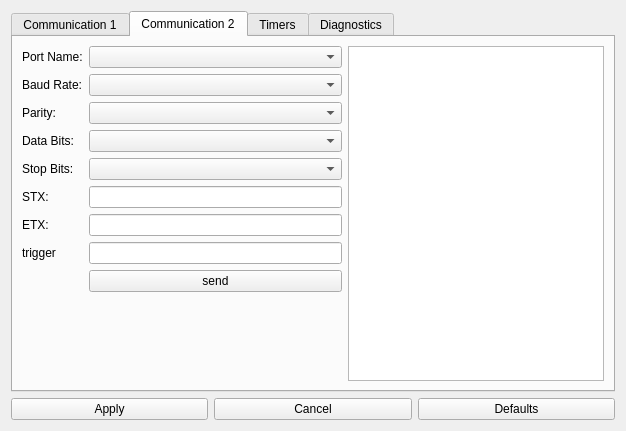
Qt form src/gui/SettingsWindow.ui (orkiman/MachineController) before a commit.
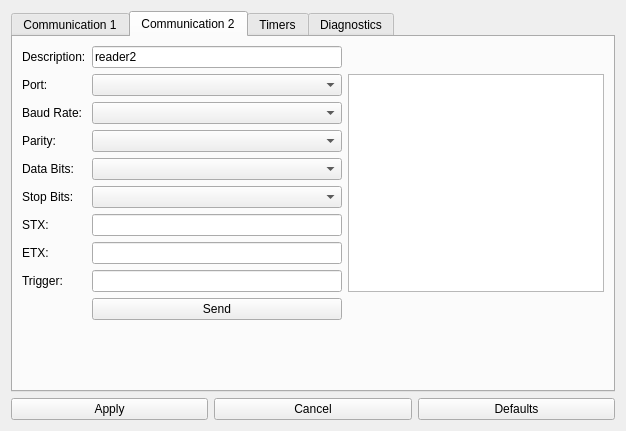
The same form after that commit. The open tabs and pages were chosen to show the change.

Commit message:
Update SettingsWindow UI and configuration settings
- Change "Port Name" to "Port" in both communication tabs
- Add uneditable description fields to communication tabs
- Set default descriptions to "reader1" and "reader2"
- Update settings.json to use "port" instead of "portName"
- Ensure consistent UI layout and field naming
- Fix COM port default values in configuration

```diff
--- a/src/gui/SettingsWindow.ui
+++ b/src/gui/SettingsWindow.ui
@@ -141,108 +141,125 @@
        <string>Communication 2</string>
       </attribute>
       <layout class="QGridLayout" name="gridLayout_2">
-       <item row="5" column="0">
-        <widget class="QLabel" name="label_13">
+       <item row="0" column="0">
+        <widget class="QLabel" name="descriptionLabel2">
          <property name="text">
-          <string>STX:</string>
+          <string>Description:</string>
          </property>
         </widget>
        </item>
-       <item row="2" column="0">
-        <widget class="QLabel" name="label_10">
-         <property name="text">
-          <string>Parity:</string>
-         </property>
-        </widget>
-       </item>
-       <item row="9" column="1">
-        <spacer name="verticalSpacer_2">
-         <property name="orientation">
-          <enum>Qt::Orientation::Vertical</enum>
-         </property>
-         <property name="sizeHint" stdset="0">
-          <size>
-           <width>20</width>
-           <height>40</height>
-          </size>
-         </property>
-        </spacer>
-       </item>
-       <item row="7" column="1">
-        <widget class="QLineEdit" name="commuication2TriggerLineEdit"/>
-       </item>
-       <item row="5" column="1">
-        <widget class="QLineEdit" name="stx2LineEdit"/>
-       </item>
        <item row="0" column="1">
+        <widget class="QLineEdit" name="description2LineEdit">
+         <property name="text">
+          <string>reader2</string>
+         </property>
+         <property name="readOnly">
+          <bool>true</bool>
+         </property>
+        </widget>
+       </item>
+       <item row="1" column="0">
+        <widget class="QLabel" name="label_8">
+         <property name="text">
+          <string>Port:</string>
+         </property>
+        </widget>
+       </item>
+       <item row="1" column="1">
         <widget class="QComboBox" name="portName2ComboBox"/>
        </item>
+       <item row="1" column="2" rowspan="8">
+        <widget class="QTextEdit" name="communication2TextEdit"/>
+       </item>
+       <item row="2" column="0">
+        <widget class="QLabel" name="label_9">
+         <property name="text">
+          <string>Baud Rate:</string>
+         </property>
+        </widget>
+       </item>
+       <item row="2" column="1">
+        <widget class="QComboBox" name="baudRate2ComboBox"/>
+       </item>
+       <item row="3" column="0">
+        <widget class="QLabel" name="label_10">
+         <property name="text">
+          <string>Parity:</string>
+         </property>
+        </widget>
+       </item>
        <item row="3" column="1">
+        <widget class="QComboBox" name="parity2ComboBox"/>
+       </item>
+       <item row="4" column="0">
+        <widget class="QLabel" name="label_11">
+         <property name="text">
+          <string>Data Bits:</string>
+         </property>
+        </widget>
+       </item>
+       <item row="4" column="1">
         <widget class="QComboBox" name="dataBits2ComboBox"/>
        </item>
-       <item row="4" column="0">
+       <item row="5" column="0">
         <widget class="QLabel" name="label_12">
          <property name="text">
           <string>Stop Bits:</string>
          </property>
         </widget>
        </item>
-       <item row="6" column="0">
-        <widget class="QLabel" name="label_14">
-         <property name="text">
-          <string>ETX:</string>
-         </property>
-        </widget>
-       </item>
-       <item row="4" column="1">
+       <item row="5" column="1">
         <widget class="QComboBox" name="stopBits2ComboBox"/>
        </item>
-       <item row="8" column="1">
-        <widget class="QPushButton" name="communication2SendTestPushButton_2">
+       <item row="6" column="0">
+        <widget class="QLabel" name="label_13">
          <property name="text">
-          <string>send</string>
-         </property>
-        </widget>
-       </item>
-       <item row="2" column="1">
-        <widget class="QComboBox" name="parity2ComboBox"/>
-       </item>
-       <item row="3" column="0">
-        <widget class="QLabel" name="label_11">
-         <property name="text">
-          <string>Data Bits:</string>
+          <string>STX:</string>
          </property>
         </widget>
        </item>
        <item row="6" column="1">
+        <widget class="QLineEdit" name="stx2LineEdit"/>
+       </item>
+       <item row="7" column="0">
+        <widget class="QLabel" name="label_14">
+         <property name="text">
+          <string>ETX:</string>
+         </property>
+        </widget>
+       </item>
+       <item row="7" column="1">
         <widget class="QLineEdit" name="etx2LineEdit"/>
        </item>
-       <item row="1" column="0">
-        <widget class="QLabel" name="label_9">
-         <property name="text">
-          <string>Baud Rate:</string>
-         </property>
-        </widget>
-       </item>
-       <item row="1" column="1">
-        <widget class="QComboBox" name="baudRate2ComboBox"/>
-       </item>
-       <item row="0" column="0">
-        <widget class="QLabel" name="label_8">
-         <property name="text">
-          <string>Port Name:</string>
-         </property>
-        </widget>
-       </item>
-       <item row="7" column="0">
+       <item row="8" column="0">
         <widget class="QLabel" name="label_16">
          <property name="text">
-          <string>trigger</string>
+          <string>Trigger:</string>
          </property>
         </widget>
        </item>
-       <item row="0" column="2" rowspan="10">
-        <widget class="QTextEdit" name="communication2TextEdit"/>
+       <item row="8" column="1">
+        <widget class="QLineEdit" name="commuication2TriggerLineEdit"/>
+       </item>
+       <item row="9" column="1">
+        <widget class="QPushButton" name="communication2SendTestPushButton_2">
+         <property name="text">
+          <string>Send</string>
+         </property>
+        </widget>
+       </item>
+       <item row="10" column="1">
+        <spacer name="verticalSpacer_2">
+         <property name="orientation">
+          <enum>Qt::Orientation::Vertical</enum>
+         </property>
+         <property name="sizeHint" stdset="0">
+          <size>
+           <width>20</width>
+           <height>40</height>
+          </size>
+         </property>
+        </spacer>
        </item>
       </layout>
      </widget>
```
Left out of the diff: 148 changed lines with no effect on the pictures. The commit also changes 5 other files.
